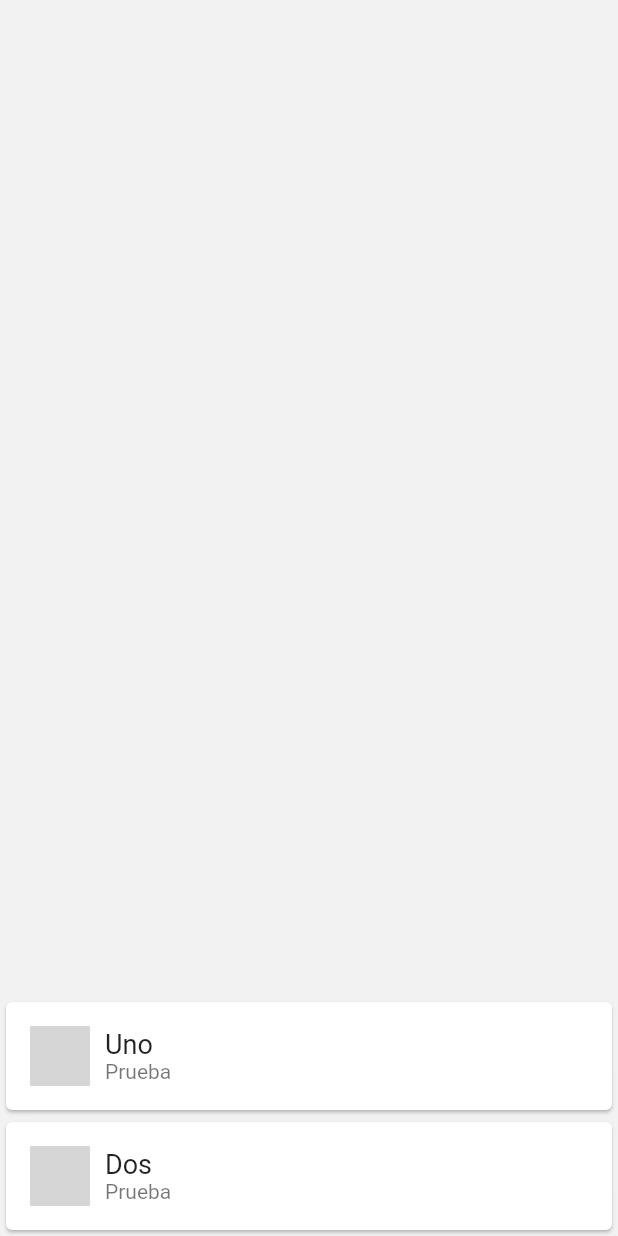
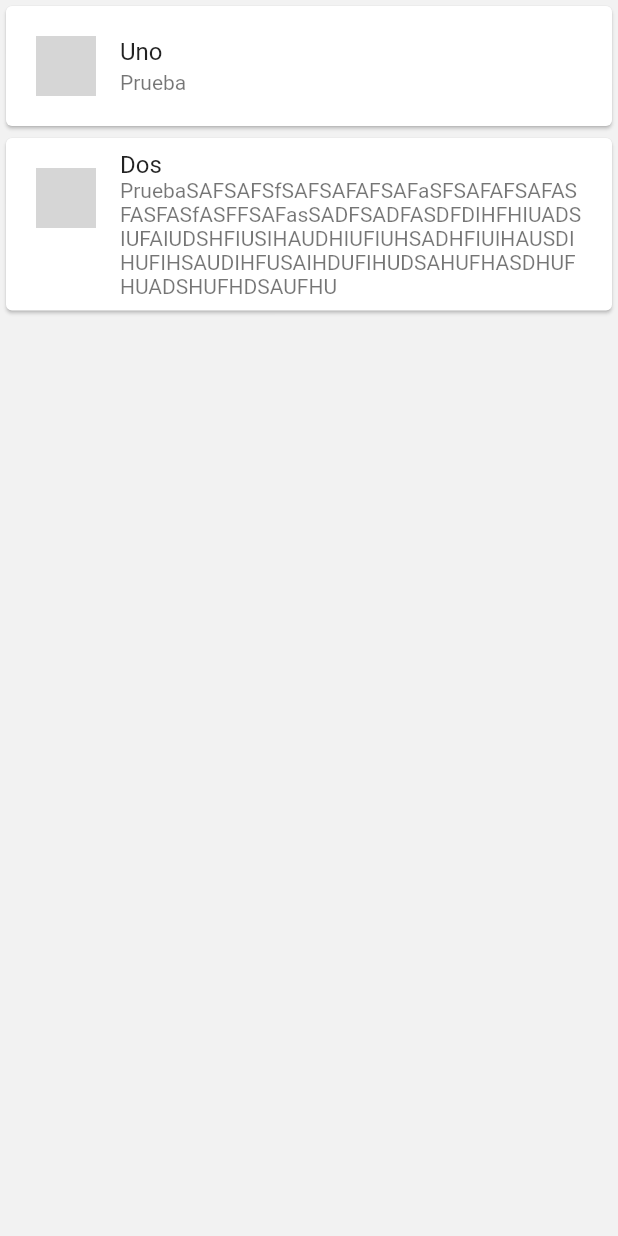
Before and after one commit to AlbertCaro/mx.udg.cuvalles.app, a Flutter app: the MessagesTab widget shown alone on an empty page, opened directly, on a phone screen of 412 x 824 dp. Run offline on Flutter 3.47's test engine with Material 2 defaults, Android fonts, the phone set to English and light mode, and no system bars; our stand-ins replace cached_network_image, device_info, firebase_messaging, flutter_html, geolocator, google_maps_flutter and 6 more; missing offline and left inert: flutter_device_type, flutter_search_bar, flutter_webview_plugin, intro_views_flutter, permission, qr_code_scanner; accounts and stored records are empty; network calls fail; statements that could not run were skipped; grey boxes are pictures that could not be loaded.

Commit message:
Muchos cambios.

```diff
--- a/lib/tabs/messages.dart
+++ b/lib/tabs/messages.dart
@@ -11,8 +11,8 @@ class MessagesTab extends StatefulWidget {
 
 class MessagesState extends State<MessagesTab> {
   List<dynamic> messages = [
-    Message("Dos", "Prueba"),
     Message("Uno", "Prueba"),
+    Message("Dos", "PruebaSAFSAFSfSAFSAFAFSAFaSFSAFAFSAFASFASFASfASFFSAFasSADFSADFASDFDIHFHIUADSIUFAIUDSHFIUSIHAUDHIUFIUHSADHFIUIHAUSDIHUFIHSAUDIHFUSAIHDUFIHUDSAHUFHASDHUFHUADSHUFHDSAUFHU"),
   ];
 
   List<dynamic> showedList = [];
@@ -27,7 +27,7 @@ class MessagesState extends State<MessagesTab> {
     return Container(
       color: LIST_BACKGROUND_COLOR,
       child: ListView.builder(
-        reverse: true,
+        reverse: false,
         itemBuilder: (BuildContext context, int index) => ItemList(this.showedList[index]),
         itemCount: this.showedList.length,
       ),
@@ -44,35 +44,13 @@ class ItemList extends StatelessWidget {
   Widget build(BuildContext context) {
     return Card(
       child: Container(
-        padding: EdgeInsets.all(16),
-        child: Row(
-          children: <Widget>[
-            CircleAvatar(
-              backgroundImage: NetworkImage("https://avatarfiles.alphacoders.com/103/103117.gif"),
-            ),
-            Container(
-              width: MediaQuery.of(context).size.width-80,
-              padding: EdgeInsets.only(left: 10),
-              child: Column(
-                crossAxisAlignment: CrossAxisAlignment.start,
-                children: <Widget>[
-                  Text(
-                    message.subject,
-                    style: TextStyle(fontSize: 18.0),
-                    textAlign: TextAlign.left,
-                  ),
-                  Text(
-                    message.content,
-                    style: TextStyle(
-                      fontSize: 14.0,
-                      color: Colors.black54
-                    ),
-                    textAlign: TextAlign.left,
-                  ),
-                ],
-              ),
-            )
-          ],
+        padding: EdgeInsets.all(4),
+        child: ListTile(
+          leading: CircleAvatar(
+            backgroundImage: NetworkImage("https://avatarfiles.alphacoders.com/103/103117.gif"),
+          ),
+          title: Text(message.subject),
+          subtitle: Text(message.content),
         ),
       ),
     );
--- a/pubspec.yaml
+++ b/pubspec.yaml
@@ -34,6 +34,7 @@ dependencies:
   flutter_staggered_grid_view: "^0.2.7"
   flutter_device_type: ^0.1.0
   flutter_html: ^0.9.0
+  flutter_swiper: ^1.1.4
 
 
 dev_dependencies:
```
Also changed, not shown: pubspec.lock, 6 other files.
